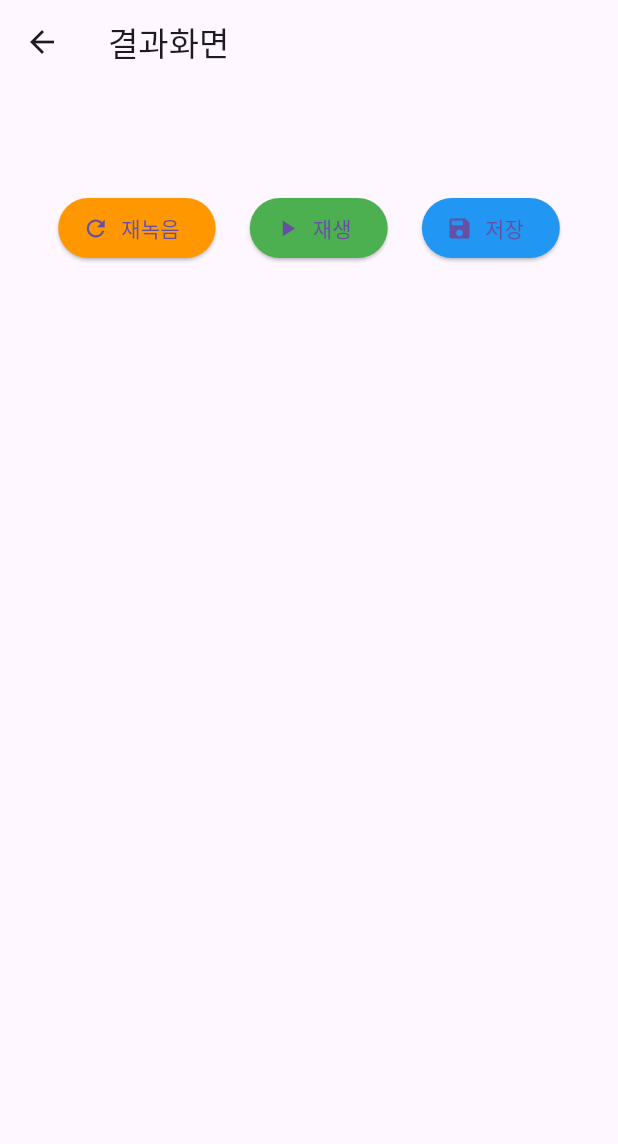
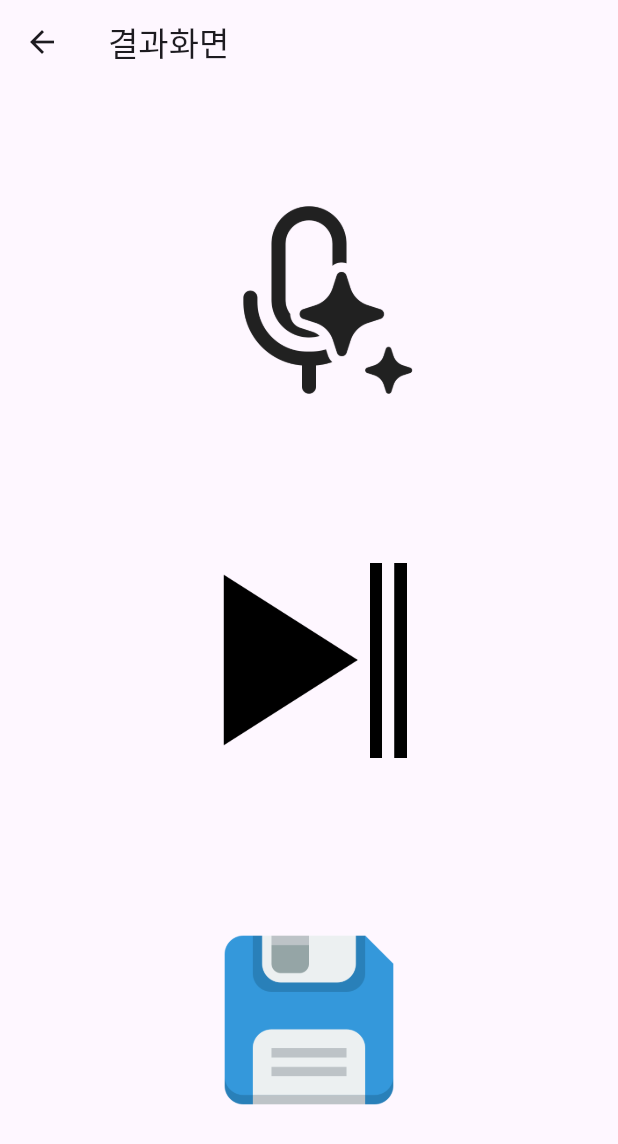
Before and after one commit to Normal-kit/audible-album, a Flutter app: the RecordResultpage screen opened by its route, on a phone screen of 412 x 824 dp. Shown: the top 1144 px of the screen. Run offline on Flutter 3.47's test engine with Material 3 defaults, Android fonts, the phone set to English and light mode, and no system bars; our stand-ins replace image_picker, permission_handler; missing offline and left inert: flutter_sound.

Commit message:
아이콘버튼변경,문구수정

```diff
--- a/front/myapp/lib/RecordResultpage.dart
+++ b/front/myapp/lib/RecordResultpage.dart
@@ -96,76 +96,60 @@ class _RecordResultpageState extends State<RecordResultpage> {
 
     return Scaffold(
       appBar: AppBar(title: const Text('결과화면')),
-      body: Padding(
-        padding: const EdgeInsets.all(16.0),
+      body: Center(
         child: Column(
-          children: [
-            if (imagePath != null) Image.file(File(imagePath!)),
-            const SizedBox(height: 16),
-            if (gptResult != null)
-              Text(
-                '이미지 분석 결과: $gptResult',
-                style: const TextStyle(fontSize: 16),
-              ),
-            const SizedBox(height: 16),
-            if (timestamp != null)
-              Text('녹음 시간: $timestamp', style: const TextStyle(fontSize: 14)),
-            const SizedBox(height: 24),
-            Row(
-              mainAxisAlignment: MainAxisAlignment.spaceEvenly,
+          mainAxisAlignment: MainAxisAlignment.center,
           children: [
             Semantics(
               label: '재녹음',
               hint: '녹음화면으로 돌아갑니다',
               button: true,
               excludeSemantics: true,
-                  child: ElevatedButton.icon(
+              child: IconButton(
+                icon: Image.asset(
+                  'assets/images/mic.png',
+                  width: 150,
+                  height: 150,
+                ),
                 onPressed: () {
                   Navigator.pushNamed(
                     context,
                     '/record',
-                        arguments: {
-                          'imagePath': imagePath,
-                          'gptResult': gptResult,
-                        },
+                    arguments: {'imagePath': imagePath, 'gptResult': gptResult},
                   );
                 },
-                    icon: const Icon(Icons.refresh),
-                    label: const Text('재녹음'),
-                    style: ElevatedButton.styleFrom(
-                      backgroundColor: Colors.orange,
-                    ),
+                padding: EdgeInsets.all(50.0),
               ),
             ),
             Semantics(
-                  label: _isPlaying ? '재생 중지' : '재생',
-                  hint: _isPlaying ? '재생을 중지합니다.' : '재생합니다.',
+              label: _isPlaying ? '중지' : '재생',
+              hint: _isPlaying ? '중지합니다.' : '재생합니다.',
               button: true,
               excludeSemantics: true,
-                  child: ElevatedButton.icon(
+              child: IconButton(
+                icon: Image.asset(
+                  'assets/images/play_stop.png',
+                  width: 130,
+                  height: 130,
+                ),
                 onPressed: _playAudio,
-                    icon: Icon(_isPlaying ? Icons.stop : Icons.play_arrow),
-                    label: Text(_isPlaying ? '중지' : '재생'),
-                    style: ElevatedButton.styleFrom(
-                      backgroundColor: Colors.green,
-                    ),
+                padding: EdgeInsets.all(50.0),
               ),
             ),
             Semantics(
               label: '저장',
-                  hint: '파일을 저장합니다.',
+              hint: '파일을 저장하고 메인화면으로 돌아갑니다',
               button: true,
               excludeSemantics: true,
-                  child: ElevatedButton.icon(
+              child: IconButton(
+                icon: Image.asset(
+                  'assets/images/save.png',
+                  width: 150,
+                  height: 150,
+                ),
                 onPressed: _saveResult,
-                    icon: const Icon(Icons.save),
-                    label: const Text('저장'),
-                    style: ElevatedButton.styleFrom(
-                      backgroundColor: Colors.blue,
+                padding: EdgeInsets.all(50.0),
               ),
-                  ),
-                ),
-              ],
             ),
           ],
         ),
--- a/front/myapp/pubspec.yaml
+++ b/front/myapp/pubspec.yaml
@@ -62,7 +62,8 @@ flutter:
   # included with your application, so that you can use the icons in
   # the material Icons class.
   uses-material-design: true
-
+  assets:
+    - assets/images/
   # To add assets to your application, add an assets section, like this:
   # assets:
   #   - images/a_dot_burr.jpeg
```
Also changed, not shown: front/myapp/lib/CameraPage.dart (+45 -36 lines), front/myapp/lib/GalleryPage.dart (+10 -9 lines), front/myapp/lib/MainPage.dart (+15 -26 lines), front/myapp/lib/PhotoExpandpage.dart (+1 -11 lines), front/myapp/lib/Recordpage.dart (+4 -13 lines), front/myapp/assets/images/camera.png (added), front/myapp/assets/images/gallery.png (added), front/myapp/assets/images/mic.png (added), front/myapp/assets/images/play_stop.png (added), front/myapp/assets/images/repeat_camera.png (added), front/myapp/assets/images/save.png (added). Lines whose indentation alone changed are shown as unchanged.
